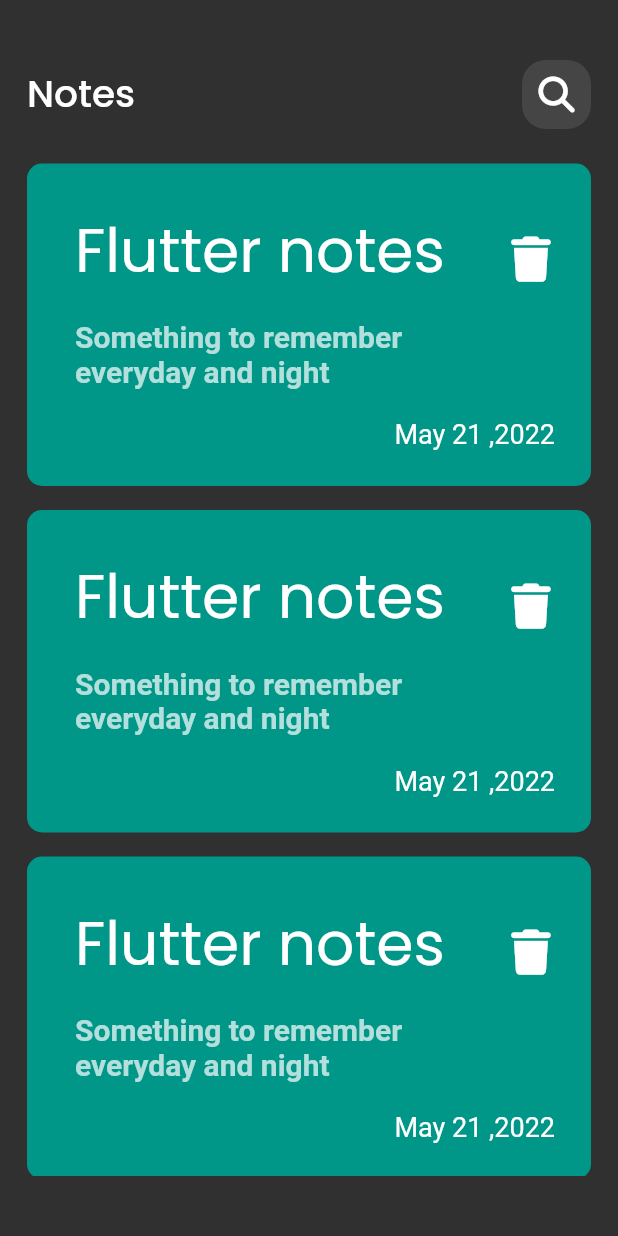
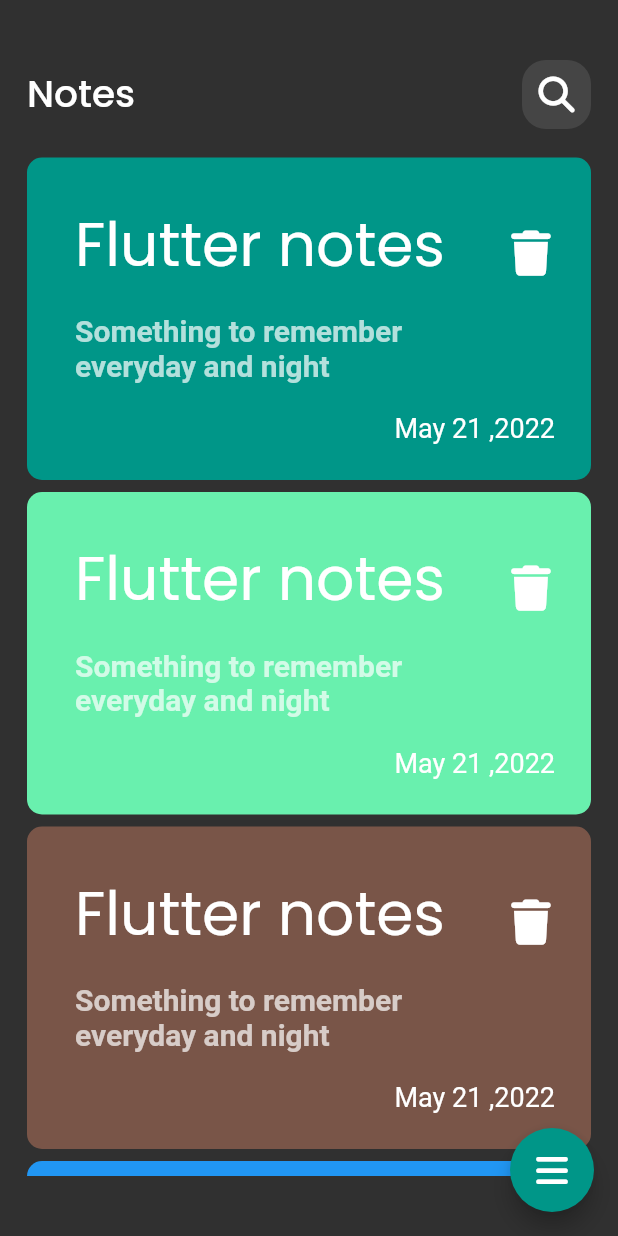
Before and after one commit to alyAly12/note_app, a Flutter app: the screen it shows after launch, on a phone screen of 412 x 824 dp. Run offline on Flutter 3.47's test engine with Material 2 defaults, Android fonts, the phone set to English and light mode, and no system bars; our stand-ins replace font_awesome_flutter, google_fonts; Roboto replaces fonts that are missing (Alike).

Commit message:
adding floating action button and color changing list

```diff
--- a/lib/component/note_item.dart
+++ b/lib/component/note_item.dart
@@ -3,14 +3,15 @@ import 'package:font_awesome_flutter/font_awesome_flutter.dart';
 import 'package:google_fonts/google_fonts.dart';
 
 class NoteItem extends StatelessWidget {
-  const NoteItem({Key? key}) : super(key: key);
+  final Color color;
+  const NoteItem({Key? key, required this.color}) : super(key: key);
 
   @override
   Widget build(BuildContext context) {
     return Container(
-      padding: EdgeInsets.only(top: 24,bottom: 24,left: 16),
+      padding: const EdgeInsets.only(top: 24,bottom: 24,left: 16),
       decoration: BoxDecoration(
-        color: Colors.teal,
+        color:color,
             borderRadius: BorderRadius.circular(10)
       ),
       child: Column(
--- a/lib/component/notes_list_view.dart
+++ b/lib/component/notes_list_view.dart
@@ -4,14 +4,22 @@ import 'package:note_app/component/note_item.dart';
 
 class NotesListView extends StatelessWidget {
   const NotesListView({Key? key}) : super(key: key);
-
+  final data= const[
+    Colors.teal,
+    Colors.greenAccent,
+    Colors.brown,
+    Colors.blue,
+    Colors.green,
+    Colors.redAccent
+  ];
   @override
   Widget build(BuildContext context) {
     return ListView.builder(
+      itemCount: data.length,
         itemBuilder: (context ,index){
-          return const Padding(
-            padding: EdgeInsets.symmetric(vertical: 8.0),
-            child: NoteItem(),
+          return  Padding(
+            padding: const EdgeInsets.symmetric(vertical: 4.0),
+            child: NoteItem(color: data[index],),
           );
         }
     );
--- a/lib/views/home_view.dart
+++ b/lib/views/home_view.dart
@@ -1,4 +1,5 @@
 import 'package:flutter/material.dart';
+import 'package:font_awesome_flutter/font_awesome_flutter.dart';
 import 'package:note_app/component/custom_appbar.dart';
 import 'package:note_app/component/notes_list_view.dart';
 
@@ -19,6 +20,11 @@ static String id='homeView';
           ],
         ),
       ),
+      floatingActionButton: FloatingActionButton(
+        backgroundColor: Colors.teal,
+        onPressed: (){},
+      child: const Icon(FontAwesomeIcons.bars,color: Colors.white,),
+      ),
     );
 
   }
```
